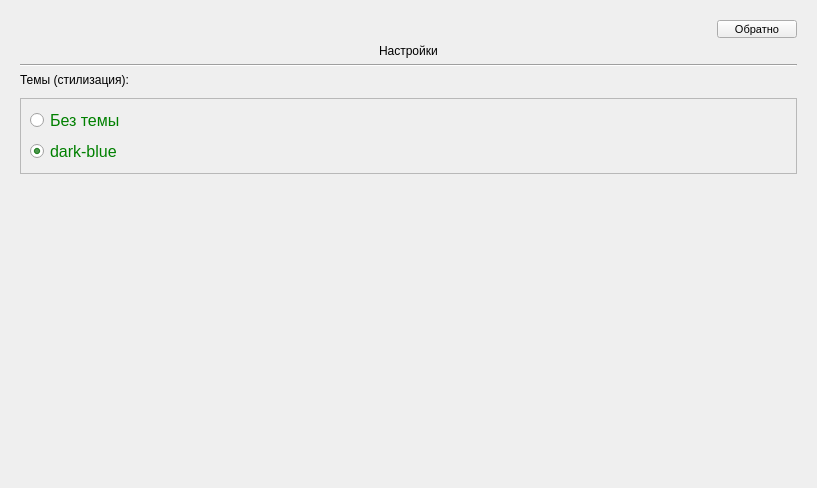
Qt form front/mainApp.ui (ZXCmitya/Y11) before a commit.
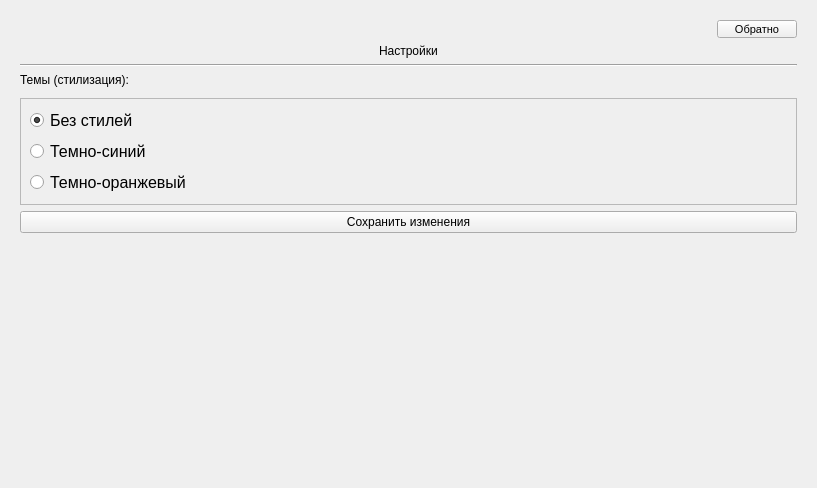
The same form after that commit. The open tabs and pages were chosen to show the change.

Commit message: added themes (currently 3)

```diff
--- a/front/mainApp.ui
+++ b/front/mainApp.ui
@@ -723,9 +723,7 @@
        <item>
         <widget class="QFrame" name="frame">
          <property name="styleSheet">
-          <string notr="true">QRadioButton {
-color: green;
-}</string>
+          <string notr="true"/>
          </property>
          <property name="frameShape">
           <enum>QFrame::StyledPanel</enum>
@@ -742,7 +740,10 @@
              </font>
             </property>
             <property name="text">
-             <string>Без темы</string>
+             <string>Без стилей</string>
+            </property>
+            <property name="checked">
+             <bool>true</bool>
             </property>
            </widget>
           </item>
@@ -757,19 +758,38 @@
              </font>
             </property>
             <property name="text">
-             <string>dark-blue</string>
+             <string>Темно-синий</string>
             </property>
             <property name="checked">
-             <bool>true</bool>
+             <bool>false</bool>
             </property>
             <property name="autoRepeat">
              <bool>false</bool>
             </property>
            </widget>
           </item>
+          <item>
+           <widget class="QRadioButton" name="radio__dark_orange">
+            <property name="font">
+             <font>
+              <pointsize>12</pointsize>
+             </font>
+            </property>
+            <property name="text">
+             <string>Темно-оранжевый</string>
+            </property>
+           </widget>
+          </item>
          </layout>
         </widget>
        </item>
+       <item>
+        <widget class="QPushButton" name="btn_save_theme">
+         <property name="text">
+          <string>Сохранить изменения</string>
+         </property>
+        </widget>
+       </item>
        <item>
         <spacer name="verticalSpacer_12">
          <property name="orientation">
```
Left out of the diff: 2 changed lines with no effect on the pictures. The commit also changes 6 other files.
